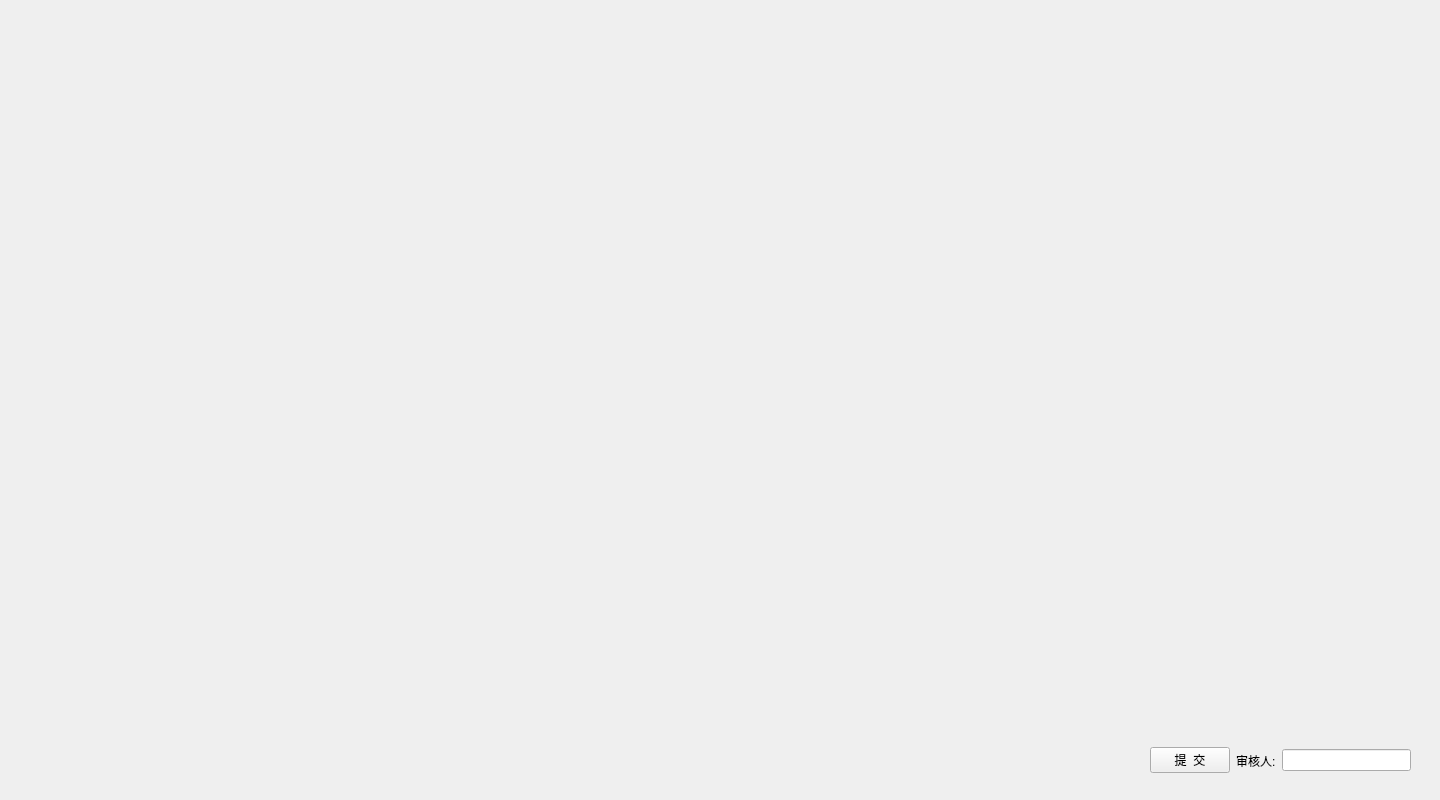
The window that src/ui/selfCheck.ui (fantasy-mark/Summer) describes before a commit, drawn with Qt 5.
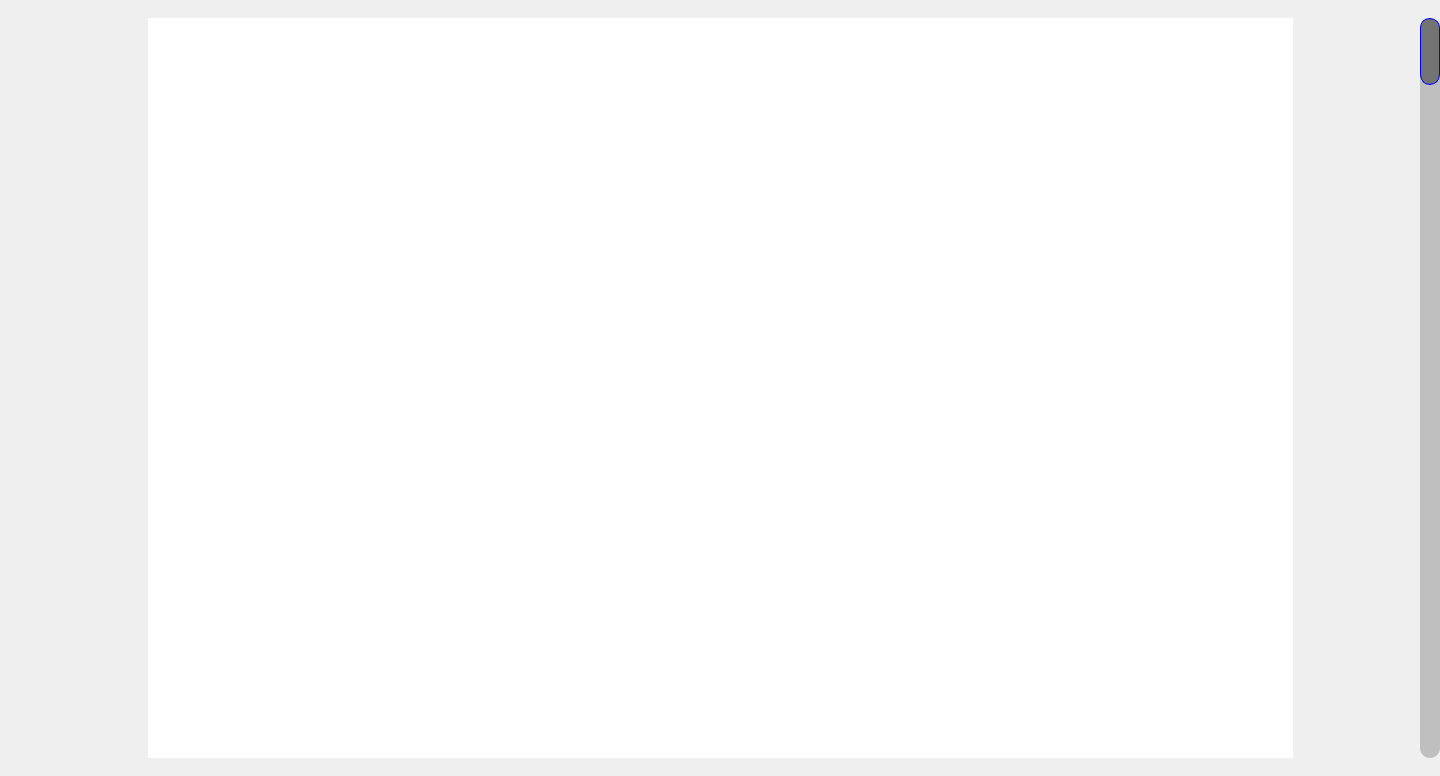
The same window after the commit.

Diff of the .ui file:
```diff
--- a/src/ui/selfCheck.ui
+++ b/src/ui/selfCheck.ui
@@ -7,40 +7,91 @@
     <x>0</x>
     <y>0</y>
     <width>1440</width>
-    <height>800</height>
+    <height>776</height>
    </rect>
   </property>
   <property name="windowTitle">
    <string>Form</string>
   </property>
-  <widget class="QWidget" name="horizontalLayoutWidget">
+  <widget class="QScrollBar" name="verticalScrollBar">
    <property name="geometry">
     <rect>
-     <x>1150</x>
-     <y>740</y>
-     <width>261</width>
-     <height>41</height>
+     <x>1420</x>
+     <y>18</y>
+     <width>20</width>
+     <height>740</height>
     </rect>
    </property>
-   <layout class="QHBoxLayout" name="horizontalLayout">
-    <item>
-     <widget class="QPushButton" name="commitB">
-      <property name="text">
-       <string>提  交</string>
-      </property>
-     </widget>
-    </item>
-    <item>
-     <widget class="QLabel" name="label_27">
-      <property name="text">
-       <string>审核人:</string>
-      </property>
-     </widget>
-    </item>
-    <item>
-     <widget class="QLineEdit" name="lineEdit"/>
-    </item>
-   </layout>
+   <property name="cursor">
+    <cursorShape>SizeVerCursor</cursorShape>
+   </property>
+   <property name="tabletTracking">
+    <bool>false</bool>
+   </property>
+   <property name="contextMenuPolicy">
+    <enum>Qt::NoContextMenu</enum>
+   </property>
+   <property name="styleSheet">
+    <string notr="true">QScrollBar:vertical
+{
+    width:8px;
+    background:rgba(0,0,0,20%);
+    margin:0px,0px,0px,0px;
+	border-radius:10px;
+}
+QScrollBar::handle:vertical
+{
+    background:rgba(0,0,0,40%);
+    min-height:20;
+	border:1px solid blue;
+	border-radius:10px;
+}
+QScrollBar::handle:vertical:hover
+{
+    background:rgba(0,0,0,60%);
+    min-height:20;
+	border:1px solid blue;
+	border-radius:10px;
+}
+
+QScrollBar::add-line:vertical
+{
+    height:9px;width:8px;
+    border-radius:10px;
+    subcontrol-position:bottom;
+}
+QScrollBar::sub-line:vertical
+{
+    height:9px;width:8px;
+    border-radius:10px;
+    subcontrol-position:top;
+}</string>
+   </property>
+   <property name="singleStep">
+    <number>10</number>
+   </property>
+   <property name="orientation">
+    <enum>Qt::Vertical</enum>
+   </property>
+   <property name="invertedAppearance">
+    <bool>false</bool>
+   </property>
+   <property name="invertedControls">
+    <bool>true</bool>
+   </property>
+  </widget>
+  <widget class="QWidget" name="widget" native="true">
+   <property name="geometry">
+    <rect>
+     <x>148</x>
+     <y>18</y>
+     <width>1145</width>
+     <height>740</height>
+    </rect>
+   </property>
+   <property name="styleSheet">
+    <string notr="true">background-color: rgb(255, 255, 255);</string>
+   </property>
   </widget>
  </widget>
  <resources/>
```
